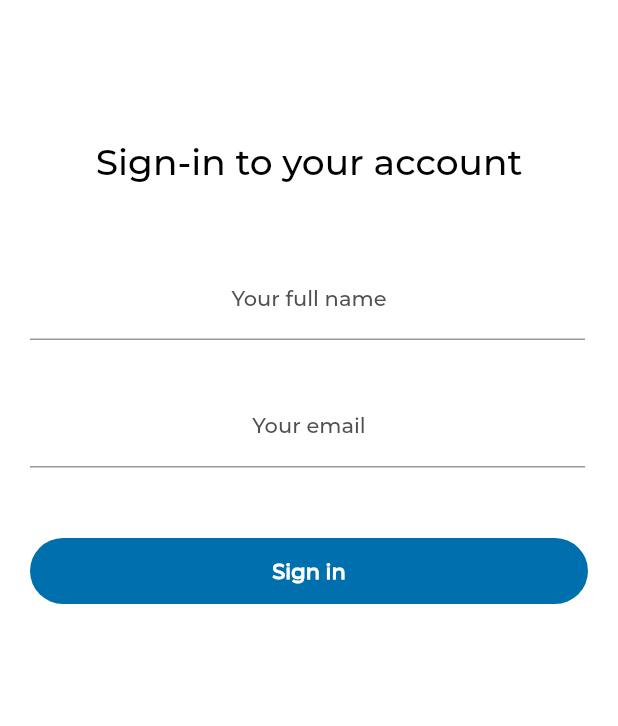
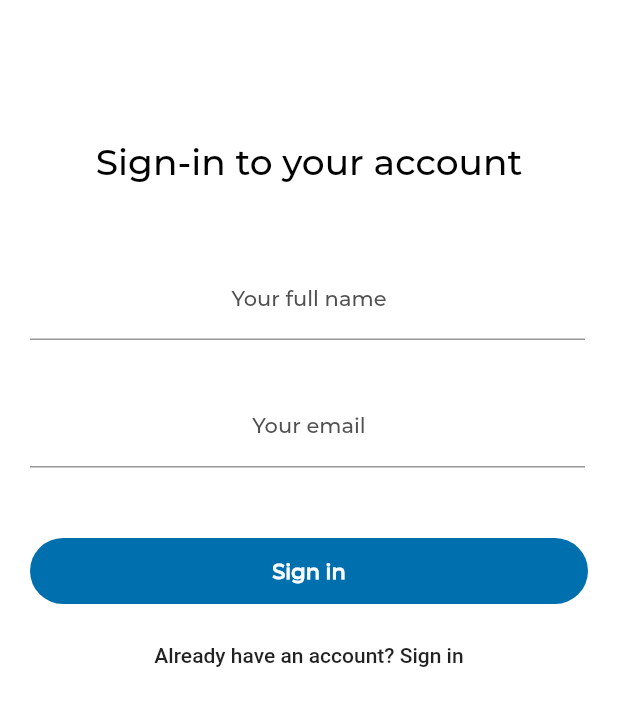
Before and after one commit to sujithjose5/practiceExchange, a Flutter app: the SignIn screen opened directly, on a phone screen of 412 x 824 dp, the part 401-1127 px from its top. Run offline on Flutter 3.47's test engine with Material 2 defaults, Android fonts, the light colour scheme and no system bars; our stand-ins replace cloud_firestore, firebase_auth; accounts and stored records are empty; project files that could hold a hidden picture were left out.

Commit message:
added toggle to signin

```diff
--- a/practice_exchange/lib/screens/authenticate/signin.dart
+++ b/practice_exchange/lib/screens/authenticate/signin.dart
@@ -1,23 +1,30 @@
-/*
-*  signup.dart
-*  Hacknow sketch
-*
-*  Created by [Author].
-*  Copyright © 2018 [Company]. All rights reserved.
-    */
-
 import 'package:flutter/material.dart';
 import 'package:practiceexchange/values/values.dart';
 import 'package:practiceexchange/values/borders.dart';
 import 'package:practiceexchange/values/radii.dart';
 import 'package:practiceexchange/values/colors.dart';
+import 'package:practiceexchange/services/auth.dart';
 
 
-class SignIn extends StatelessWidget {
+class SignIn extends StatefulWidget {
 
   final Function toggleView;
   SignIn({ this.toggleView });
 
+  @override
+  _SignInState createState() => _SignInState();
+}
+
+class _SignInState extends State<SignIn> {
+  final AuthService _auth = AuthService();
+
+  final _formKey = GlobalKey<FormState>();
+  bool loading = false;
+
+  // text field state
+  String email = '';
+  String password = '';
+  String message = '';
   @override
   Widget build(BuildContext context) {
 
@@ -150,7 +157,21 @@ class SignIn extends StatelessWidget {
                     ),
                   ),
                   Positioned(
-                    top: 13,
+                    child: FlatButton(
+                      onPressed: () async {
+                        if(_formKey.currentState.validate()){
+                          setState(() {
+                            loading = true;
+                          });
+                          dynamic result = await _auth.signInWithEmailAndPassword(email, password);
+                          if(result == null) {
+                            setState(() {
+                              loading = false;
+                              message = 'Could not sign in with those credentials';
+                            });
+                          }
+                        }
+                      },
                       child: Text(
                         "Sign in",
                         textAlign: TextAlign.center,
@@ -162,9 +183,16 @@ class SignIn extends StatelessWidget {
                         ),
                       ),
                     ),
+                  ),
                 ],
               ),
             ),
+            SizedBox(
+              height: 10,
+            ),
+            FlatButton(
+                onPressed: () => widget.toggleView(),
+                child: Center(child: Text('Already have an account? Sign in')))
           ],
         ),
       ),
--- a/practice_exchange/lib/screens/authenticate/signup.dart
+++ b/practice_exchange/lib/screens/authenticate/signup.dart
@@ -211,6 +211,12 @@ class _SignUpState extends State<SignUp> {
                 ],
               ),
             ),
+            SizedBox(
+              height: 10,
+            ),
+            FlatButton(
+                onPressed: () => widget.toggleView(),
+                child: Center(child: Text('Already have an account? Sign in')))
           ],
         ),
       ),
```
Lines whose indentation alone changed are shown as unchanged.
